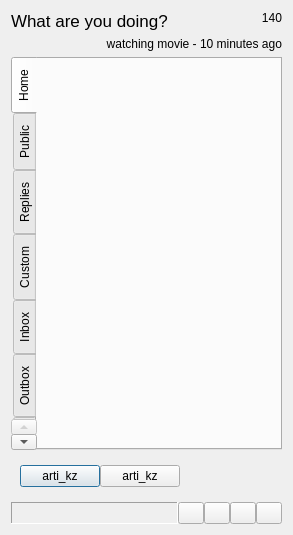
Qt form branches/code-review/src/MainWindow.ui (asolfre/qwit) before a commit.
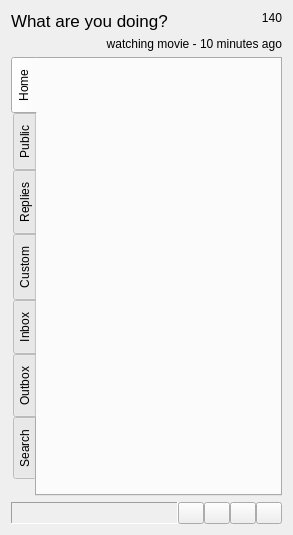
The same form after that commit. Icons and pictures are not drawn.

```diff
--- a/branches/code-review/src/MainWindow.ui
+++ b/branches/code-review/src/MainWindow.ui
@@ -16,7 +16,7 @@
    <iconset resource="../qwit.qrc" >
     <normaloff>:/images/qwit.png</normaloff>:/images/qwit.png</iconset>
   </property>
-  <layout class="QGridLayout" name="gridLayout" >
+  <layout class="QGridLayout" name="gridLayout_2" >
    <item row="0" column="0" >
     <layout class="QVBoxLayout" name="verticalLayout" >
      <item>
@@ -217,96 +217,6 @@
        </widget>
       </widget>
      </item>
-     <item>
-      <widget class="QFrame" name="frame" >
-       <property name="minimumSize" >
-        <size>
-         <width>0</width>
-         <height>25</height>
-        </size>
-       </property>
-       <property name="frameShape" >
-        <enum>QFrame::NoFrame</enum>
-       </property>
-       <property name="frameShadow" >
-        <enum>QFrame::Raised</enum>
-       </property>
-       <layout class="QGridLayout" name="gridLayout_2" >
-        <item row="0" column="0" >
-         <layout class="QHBoxLayout" name="horizontalLayout" >
-          <property name="spacing" >
-           <number>0</number>
-          </property>
-          <item>
-           <widget class="QPushButton" name="pushButton" >
-            <property name="sizePolicy" >
-             <sizepolicy vsizetype="Fixed" hsizetype="Minimum" >
-              <horstretch>0</horstretch>
-              <verstretch>0</verstretch>
-             </sizepolicy>
-            </property>
-            <property name="text" >
-             <string>arti_kz</string>
-            </property>
-            <property name="icon" >
-             <iconset resource="../qwit.qrc" >
-              <normaloff>:/images/qwit.png</normaloff>:/images/qwit.png</iconset>
-            </property>
-            <property name="checkable" >
-             <bool>true</bool>
-            </property>
-            <property name="checked" >
-             <bool>false</bool>
-            </property>
-            <property name="flat" >
-             <bool>false</bool>
-            </property>
-           </widget>
-          </item>
-          <item>
-           <widget class="QPushButton" name="pushButton_2" >
-            <property name="sizePolicy" >
-             <sizepolicy vsizetype="Fixed" hsizetype="Minimum" >
-              <horstretch>0</horstretch>
-              <verstretch>0</verstretch>
-             </sizepolicy>
-            </property>
-            <property name="text" >
-             <string>arti_kz</string>
-            </property>
-            <property name="icon" >
-             <iconset resource="../qwit.qrc" >
-              <normaloff>:/images/qwit.png</normaloff>:/images/qwit.png</iconset>
-            </property>
-            <property name="checkable" >
-             <bool>true</bool>
-            </property>
-            <property name="checked" >
-             <bool>false</bool>
-            </property>
-            <property name="flat" >
-             <bool>false</bool>
-            </property>
-           </widget>
-          </item>
-          <item>
-           <spacer name="horizontalSpacer" >
-            <property name="orientation" >
-             <enum>Qt::Horizontal</enum>
-            </property>
-            <property name="sizeHint" stdset="0" >
-             <size>
-              <width>40</width>
-              <height>20</height>
-             </size>
-            </property>
-           </spacer>
-          </item>
-         </layout>
-        </item>
-       </layout>
-      </widget>
-     </item>
      <item>
       <layout class="QHBoxLayout" >
        <property name="spacing" >
```
